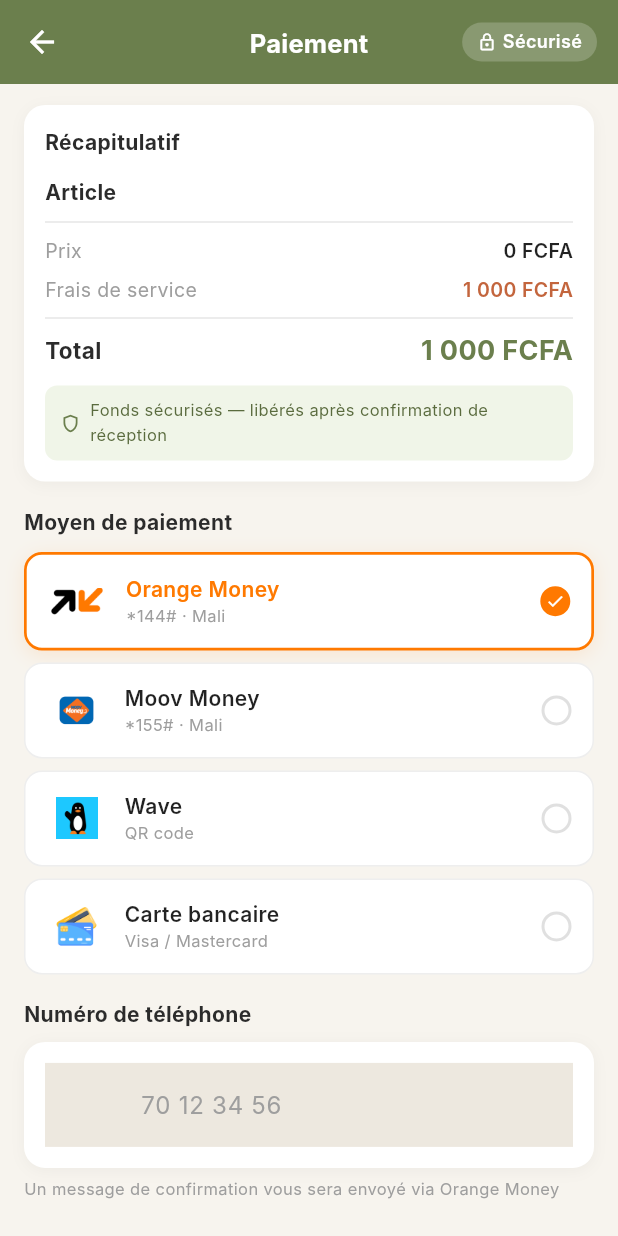
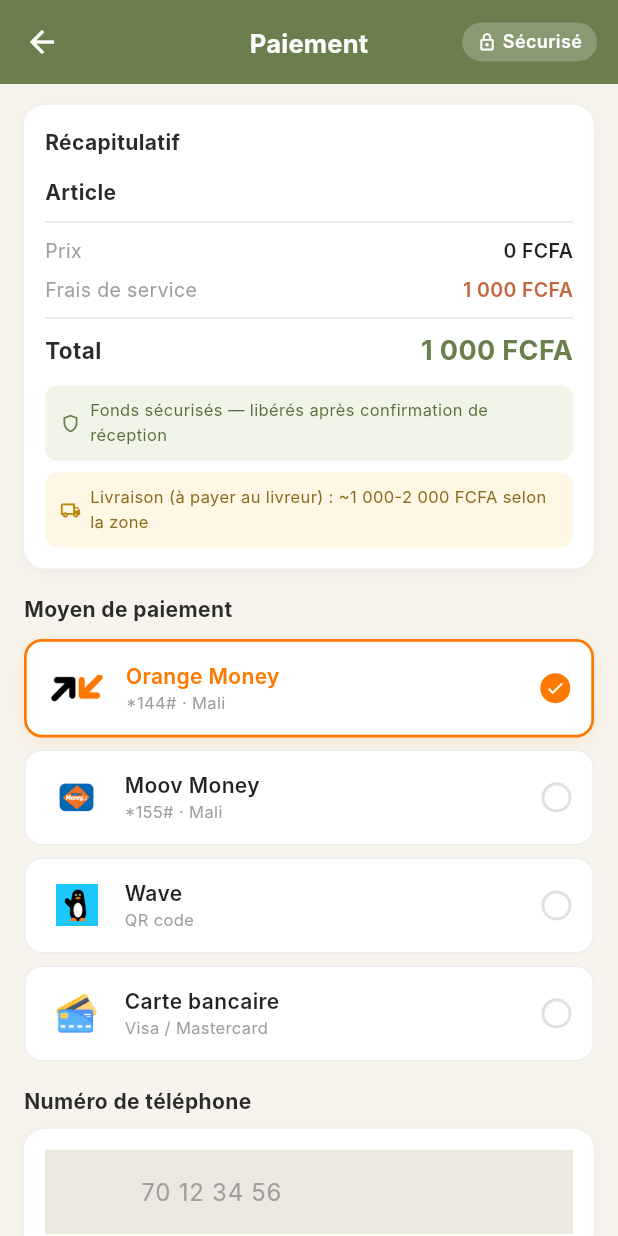
Before and after one commit to TeamCoderMali/projet_bamako_thrif, a Flutter app: the PaymentPage screen opened by its route, on a phone screen of 412 x 824 dp. Run offline on Flutter 3.47's test engine with Material 3 defaults, Android fonts, the phone set to English and light mode, and no system bars; our stand-ins replace cached_network_image, cloud_firestore, connectivity_plus, dio, equatable, firebase_auth and 14 more; accounts and stored records are empty; generated files the repository leaves out were written again; Roboto replaces fonts that are missing (Inter).

Commit message:
Regles Firestore pour le nouveau circuit + frais livraison et solde en attente
Ajoute les regles wallet/non_conformities/refund_requests et etend la
regle update sur product (permet a l'acheteur de repasser un produit
en available lors d'une annulation) - manquaient depuis le pivot du
circuit de livraison.

Ajoute la ligne informative "Livraison a payer au livreur" sur l'ecran
de paiement et le montant "en attente" (commandes vendeur non recues)
sur le portefeuille.

Co-Authored-By: Claude Sonnet 5 <noreply@anthropic.com>

```diff
--- a/lib/features/payment/presentation/pages/payment_page.dart
+++ b/lib/features/payment/presentation/pages/payment_page.dart
@@ -252,6 +252,31 @@ class _PaymentPageState extends State<PaymentPage> {
                             style: TextStyle(
                               fontSize: 11,
                               color: Color(0xFF5A6B3E),
+                            ),
+                          ),
+                        ),
+                      ],
+                    ),
+                  ),
+                  const SizedBox(height: 8),
+                  Container(
+                    padding:
+                        const EdgeInsets.symmetric(horizontal: 10, vertical: 8),
+                    decoration: BoxDecoration(
+                      color: const Color(0xFFFFF7E6),
+                      borderRadius: BorderRadius.circular(8),
+                    ),
+                    child: const Row(
+                      children: [
+                        Icon(Icons.local_shipping_outlined,
+                            size: 14, color: Color(0xFFB8860B)),
+                        SizedBox(width: 6),
+                        Expanded(
+                          child: Text(
+                            'Livraison (à payer au livreur) : ~1 000-2 000 FCFA selon la zone',
+                            style: TextStyle(
+                              fontSize: 11,
+                              color: Color(0xFF8A6A1A),
                             ),
                           ),
                         ),
```
Also changed, not shown: lib/features/profile/presentation/pages/wallet_page.dart (+73 -13 lines), 1 other file.
